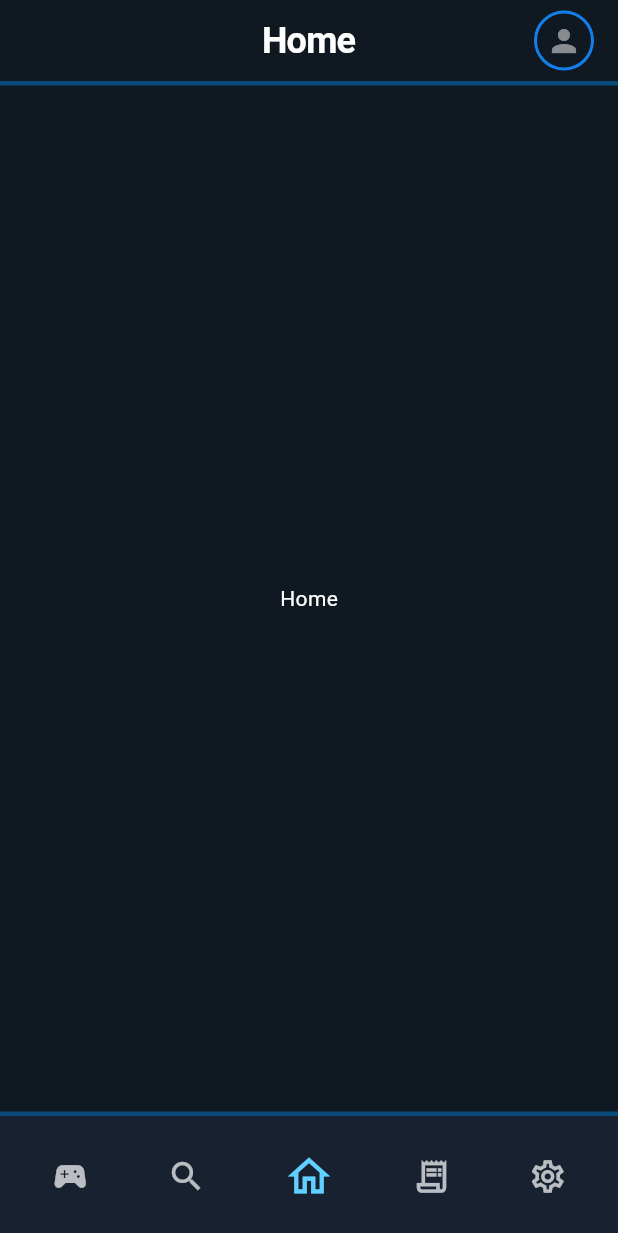
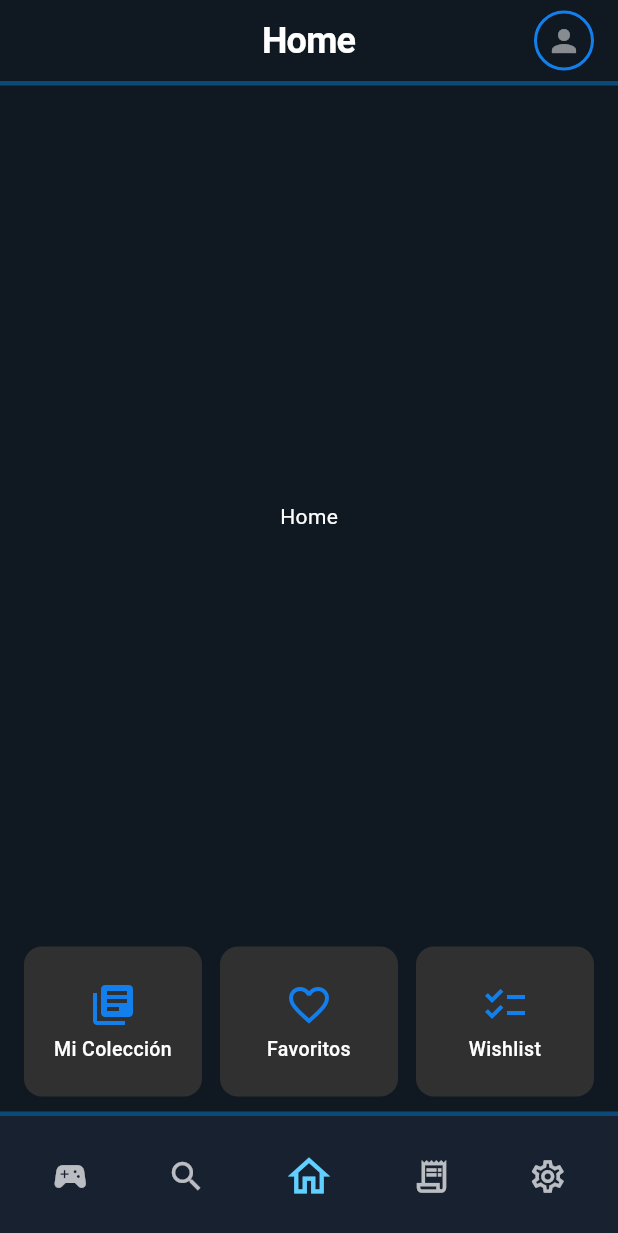
Before and after one commit to FranGonzalez7/game-tracker, a Flutter app: the screen it shows once a user with an empty profile is signed in, on a phone screen of 412 x 824 dp. Shown: the top 1233 px of the screen. Run offline on Flutter 3.47's test engine with Material 3 defaults, Android fonts, the light colour scheme and no system bars; our stand-ins replace cached_network_image, cloud_firestore, firebase_auth, firebase_core, firebase_storage, flutter_riverpod and 4 more; accounts and stored records are empty; generated files the repository leaves out were written again.

Commit message:
accesos directos en home

```diff
--- a/lib/screens/home_tab.dart
+++ b/lib/screens/home_tab.dart
@@ -5,8 +5,108 @@ class HomeTab extends StatelessWidget {
 
   @override
   Widget build(BuildContext context) {
-    return const Center(
-      child: Text('Home'),
+    return Column(
+      children: [
+        const Expanded(
+          child: Center(
+            child: Text('Home'),
+          ),
+        ),
+        // Botones cerca del BottomAppBar
+        Padding(
+          padding: const EdgeInsets.only(bottom: 10.0, left: 16.0, right: 16.0),
+          child: Row(
+            children: [
+              Expanded(
+                child: _HomeActionButton(
+                  icon: Icons.library_books,
+                  label: 'Mi Colección',
+                  onTap: () {
+                    // TODO: Implementar funcionalidad
+                  },
+                ),
+              ),
+              const SizedBox(width: 12),
+              Expanded(
+                child: _HomeActionButton(
+                  icon: Icons.favorite_outline,
+                  label: 'Favoritos',
+                  onTap: () {
+                    // TODO: Implementar funcionalidad
+                  },
+                ),
+              ),
+              const SizedBox(width: 12),
+              Expanded(
+                child: _HomeActionButton(
+                  icon: Icons.checklist,
+                  label: 'Wishlist',
+                  onTap: () {
+                    // TODO: Implementar funcionalidad
+                  },
+                ),
+              ),
+            ],
+          ),
+        ),
+      ],
     );
   }
 }
+
+/// Widget para los botones de acción en Home
+class _HomeActionButton extends StatelessWidget {
+  final IconData icon;
+  final String label;
+  final VoidCallback onTap;
+
+  const _HomeActionButton({
+    required this.icon,
+    required this.label,
+    required this.onTap,
+  });
+
+  @override
+  Widget build(BuildContext context) {
+    return Material(
+      color: Colors.grey[850], // Gris oscuro
+      borderRadius: BorderRadius.circular(12),
+      child: InkWell(
+        onTap: onTap,
+        borderRadius: BorderRadius.circular(12),
+        splashColor: const Color(0xFF137FEC).withOpacity(0.3), // Color del ripple
+        highlightColor: const Color(0xFF137FEC).withOpacity(0.1), // Color cuando se mantiene presionado
+        child: Container(
+          height: 100, // Altura fija para todos los botones
+          padding: const EdgeInsets.symmetric(vertical: 12, horizontal: 8),
+          child: Column(
+            mainAxisSize: MainAxisSize.min,
+            mainAxisAlignment: MainAxisAlignment.center,
+            children: [
+              Icon(
+                icon,
+                color: const Color(0xFF137FEC), // Azul
+                size: 32,
+              ),
+              const SizedBox(height: 6),
+              Flexible(
+                child: Text(
+                  label,
+                  textAlign: TextAlign.center,
+                  maxLines: 2,
+                  overflow: TextOverflow.ellipsis,
+                  style: const TextStyle(
+                    color: Colors.white,
+                    fontSize: 13,
+                    fontWeight: FontWeight.w500,
+                    height: 1.2, // Altura de línea para asegurar espacio consistente
+                  ),
+                ),
+              ),
+            ],
+          ),
+        ),
+      ),
+    );
+  }
+}
```
